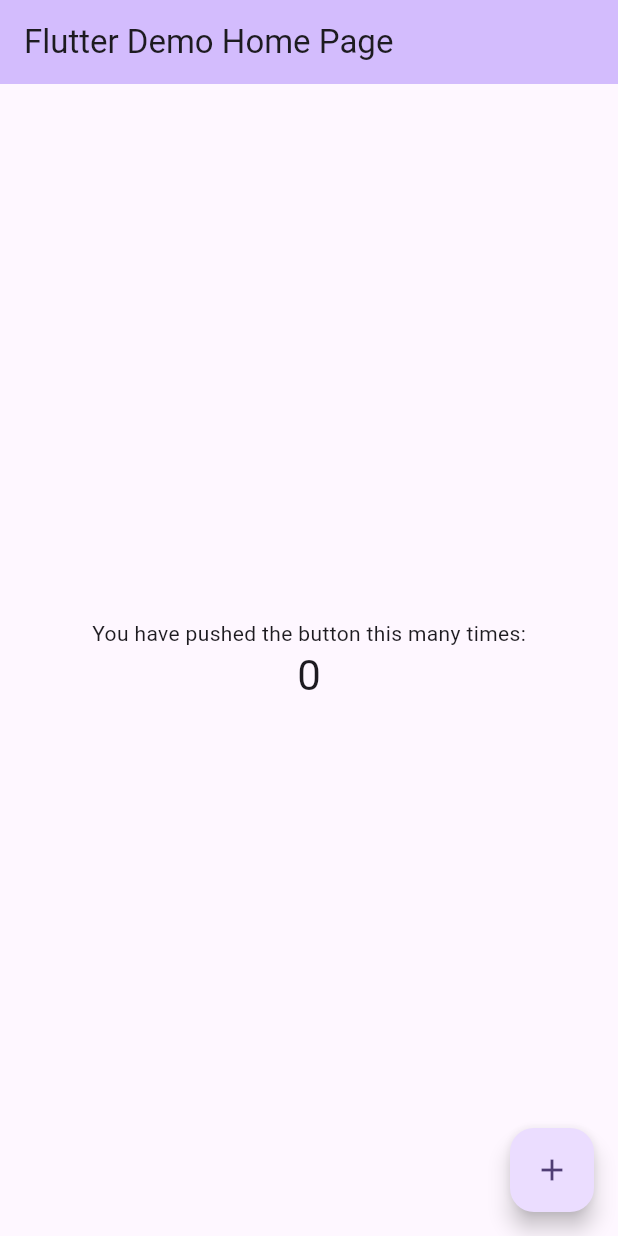
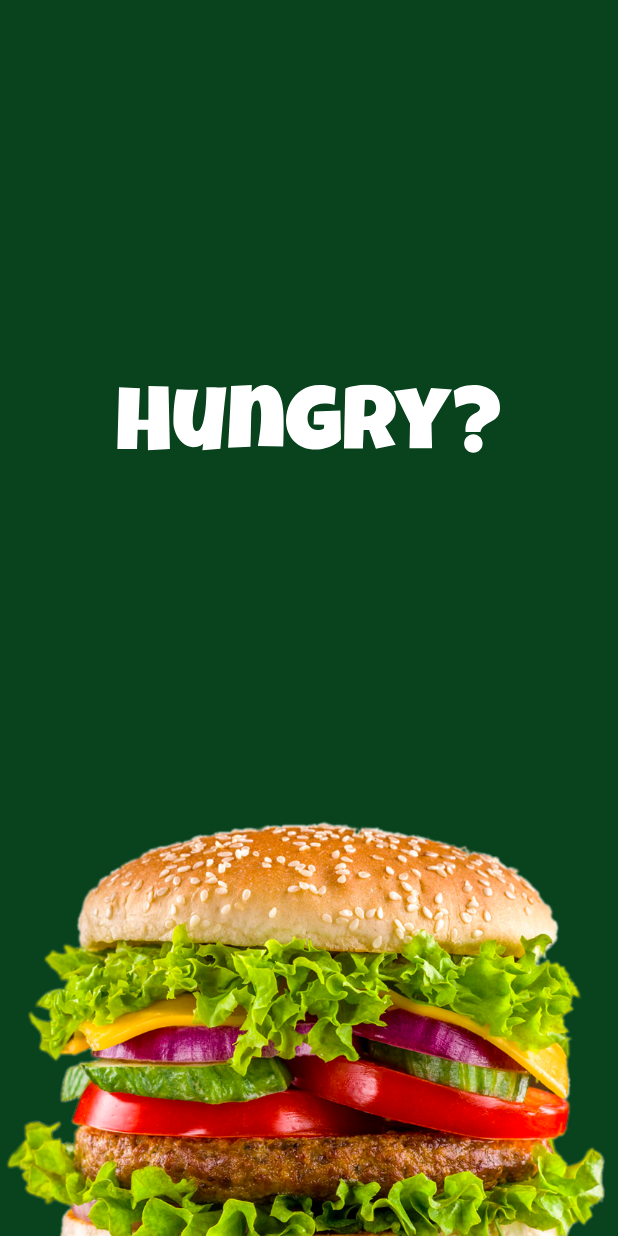
Before and after one commit to Mahfouz28/hangery, a Flutter app: the screen it shows after launch, on a phone screen of 412 x 824 dp. Run offline on Flutter 3.47's test engine with Material 3 defaults, Android fonts, the light colour scheme and no system bars; our stand-ins replace flutter_screenutil, flutter_svg.

Commit message:
add splash screen add routing add assets

```diff
--- /dev/null
+++ b/lib/app.dart
@@ -0,0 +1,24 @@
+import 'package:flutter/material.dart';
+import 'package:flutter_screenutil/flutter_screenutil.dart';
+import 'package:hangery/core/routing/app_router.dart';
+import 'package:hangery/core/routing/routs.dart';
+
+class MyApp extends StatelessWidget {
+  const MyApp({super.key});
+
+  @override
+  Widget build(BuildContext context) {
+    return ScreenUtilInit(
+      designSize: const Size(430, 932),
+      minTextAdapt: true,
+      splitScreenMode: true,
+      builder: (context, child) {
+        return MaterialApp(
+          debugShowCheckedModeBanner: false,
+          initialRoute: Routs.splashScreen,
+          onGenerateRoute: AppRouter().generateRoute,
+        );
+      },
+    );
+  }
+}
--- a/lib/core/constant/app_colors.dart
+++ b/lib/core/constant/app_colors.dart
@@ -0,0 +1,5 @@
+import 'package:flutter/material.dart';
+
+class AppColors {
+  static const primaryColor = Color(0xff08431D);
+}
--- a/lib/core/routing/app_router.dart
+++ b/lib/core/routing/app_router.dart
@@ -0,0 +1,14 @@
+import 'package:flutter/material.dart';
+import 'package:hangery/core/routing/routs.dart';
+import 'package:hangery/splash_screen.dart';
+
+class AppRouter {
+  Route generateRoute(RouteSettings settings) {
+    switch (settings.name) {
+      case Routs.splashScreen:
+        return MaterialPageRoute(builder: (_) => const SplashScreen());
+      default:
+        return MaterialPageRoute(builder: (_) => const Text('Error'));
+    }
+  }
+}
--- a/lib/core/routing/routs.dart
+++ b/lib/core/routing/routs.dart
@@ -0,0 +1,3 @@
+class Routs {
+  static const String splashScreen = '/splashScreen';
+}
--- a/lib/main.dart
+++ b/lib/main.dart
@@ -1,122 +1,6 @@
 import 'package:flutter/material.dart';
+import 'package:hangery/app.dart';
 
 void main() {
   runApp(const MyApp());
 }
-
-class MyApp extends StatelessWidget {
-  const MyApp({super.key});
-
-  // This widget is the root of your application.
-  @override
-  Widget build(BuildContext context) {
-    return MaterialApp(
-      title: 'Flutter Demo',
-      theme: ThemeData(
-        // This is the theme of your application.
-        //
-        // TRY THIS: Try running your application with "flutter run". You'll see
-        // the application has a purple toolbar. Then, without quitting the app,
-        // try changing the seedColor in the colorScheme below to Colors.green
-        // and then invoke "hot reload" (save your changes or press the "hot
-        // reload" button in a Flutter-supported IDE, or press "r" if you used
-        // the command line to start the app).
-        //
-        // Notice that the counter didn't reset back to zero; the application
-        // state is not lost during the reload. To reset the state, use hot
-        // restart instead.
-        //
-        // This works for code too, not just values: Most code changes can be
-        // tested with just a hot reload.
-        colorScheme: ColorScheme.fromSeed(seedColor: Colors.deepPurple),
-      ),
-      home: const MyHomePage(title: 'Flutter Demo Home Page'),
-    );
-  }
-}
-
-class MyHomePage extends StatefulWidget {
-  const MyHomePage({super.key, required this.title});
-
-  // This widget is the home page of your application. It is stateful, meaning
-  // that it has a State object (defined below) that contains fields that affect
-  // how it looks.
-
-  // This class is the configuration for the state. It holds the values (in this
-  // case the title) provided by the parent (in this case the App widget) and
-  // used by the build method of the State. Fields in a Widget subclass are
-  // always marked "final".
-
-  final String title;
-
-  @override
-  State<MyHomePage> createState() => _MyHomePageState();
-}
-
-class _MyHomePageState extends State<MyHomePage> {
-  int _counter = 0;
-
-  void _incrementCounter() {
-    setState(() {
-      // This call to setState tells the Flutter framework that something has
-      // changed in this State, which causes it to rerun the build method below
-      // so that the display can reflect the updated values. If we changed
-      // _counter without calling setState(), then the build method would not be
-      // called again, and so nothing would appear to happen.
-      _counter++;
-    });
-  }
-
-  @override
-  Widget build(BuildContext context) {
-    // This method is rerun every time setState is called, for instance as done
-    // by the _incrementCounter method above.
-    //
-    // The Flutter framework has been optimized to make rerunning build methods
-    // fast, so that you can just rebuild anything that needs updating rather
-    // than having to individually change instances of widgets.
-    return Scaffold(
-      appBar: AppBar(
-        // TRY THIS: Try changing the color here to a specific color (to
-        // Colors.amber, perhaps?) and trigger a hot reload to see the AppBar
-        // change color while the other colors stay the same.
-        backgroundColor: Theme.of(context).colorScheme.inversePrimary,
-        // Here we take the value from the MyHomePage object that was created by
-        // the App.build method, and use it to set our appbar title.
-        title: Text(widget.title),
-      ),
-      body: Center(
-        // Center is a layout widget. It takes a single child and positions it
-        // in the middle of the parent.
-        child: Column(
-          // Column is also a layout widget. It takes a list of children and
-          // arranges them vertically. By default, it sizes itself to fit its
-          // children horizontally, and tries to be as tall as its parent.
-          //
-          // Column has various properties to control how it sizes itself and
-          // how it positions its children. Here we use mainAxisAlignment to
-          // center the children vertically; the main axis here is the vertical
-          // axis because Columns are vertical (the cross axis would be
-          // horizontal).
-          //
-          // TRY THIS: Invoke "debug painting" (choose the "Toggle Debug Paint"
-          // action in the IDE, or press "p" in the console), to see the
-          // wireframe for each widget.
-          mainAxisAlignment: MainAxisAlignment.center,
-          children: <Widget>[
-            const Text('You have pushed the button this many times:'),
-            Text(
-              '$_counter',
-              style: Theme.of(context).textTheme.headlineMedium,
-            ),
-          ],
-        ),
-      ),
-      floatingActionButton: FloatingActionButton(
-        onPressed: _incrementCounter,
-        tooltip: 'Increment',
-        child: const Icon(Icons.add),
-      ), // This trailing comma makes auto-formatting nicer for build methods.
-    );
-  }
-}
--- a/lib/splash_screen.dart
+++ b/lib/splash_screen.dart
@@ -0,0 +1,23 @@
+import 'package:flutter/material.dart';
+import 'package:flutter_screenutil/flutter_screenutil.dart';
+import 'package:flutter_svg/flutter_svg.dart';
+import 'package:hangery/core/constant/app_colors.dart';
+
+class SplashScreen extends StatelessWidget {
+  const SplashScreen({super.key});
+
+  @override
+  Widget build(BuildContext context) {
+    return Scaffold(
+      backgroundColor: AppColors.primaryColor,
+      body: Column(
+        children: [
+          290.verticalSpace,
+          SvgPicture.asset('assets/svg/Hungry_.svg'),
+          Spacer(),
+          Image.asset('assets/images/splashImage.png'),
+        ],
+      ),
+    );
+  }
+}
```
Also changed, not shown: lib/core/sheard/widgets/coustom_text.dart (added, +37 -0 lines), lib/core/utils/naivgators.dart (added, +32 -0 lines), pubspec.yaml (+6 -3 lines), assets/images/splashImage.png (added), assets/svg/Hungry_.svg (added), pubspec.lock, 1 other file.
